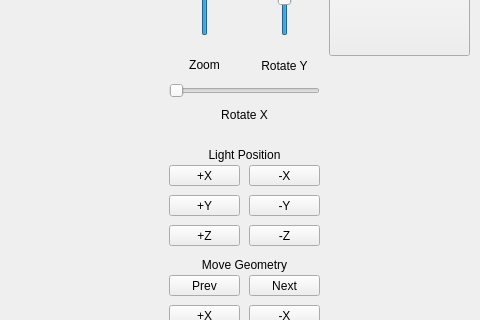
Above: Program4/Framework/framework.ui from RobertsMJ1/RayTracing before the change; both pictures show x 421 to 901 and y 142 to 462 of the 901 by 640 pixel window. Below: the same form after it.
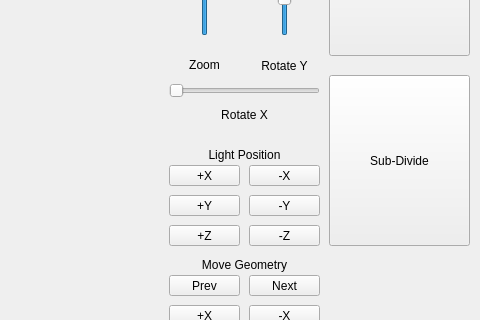
That is the form after the change. Custom widgets are drawn as their Qt base class.

```diff
--- a/Program4/Framework/framework.ui
+++ b/Program4/Framework/framework.ui
@@ -378,6 +378,19 @@
      <string>RayTrace</string>
     </property>
    </widget>
+   <widget class="QPushButton" name="pushButton_15">
+    <property name="geometry">
+     <rect>
+      <x>750</x>
+      <y>200</y>
+      <width>141</width>
+      <height>171</height>
+     </rect>
+    </property>
+    <property name="text">
+     <string>Sub-Divide</string>
+    </property>
+   </widget>
   </widget>
   <widget class="QMenuBar" name="menuBar">
    <property name="geometry">
```
Left out of the diff: 17 changed lines with no effect on the pictures.
